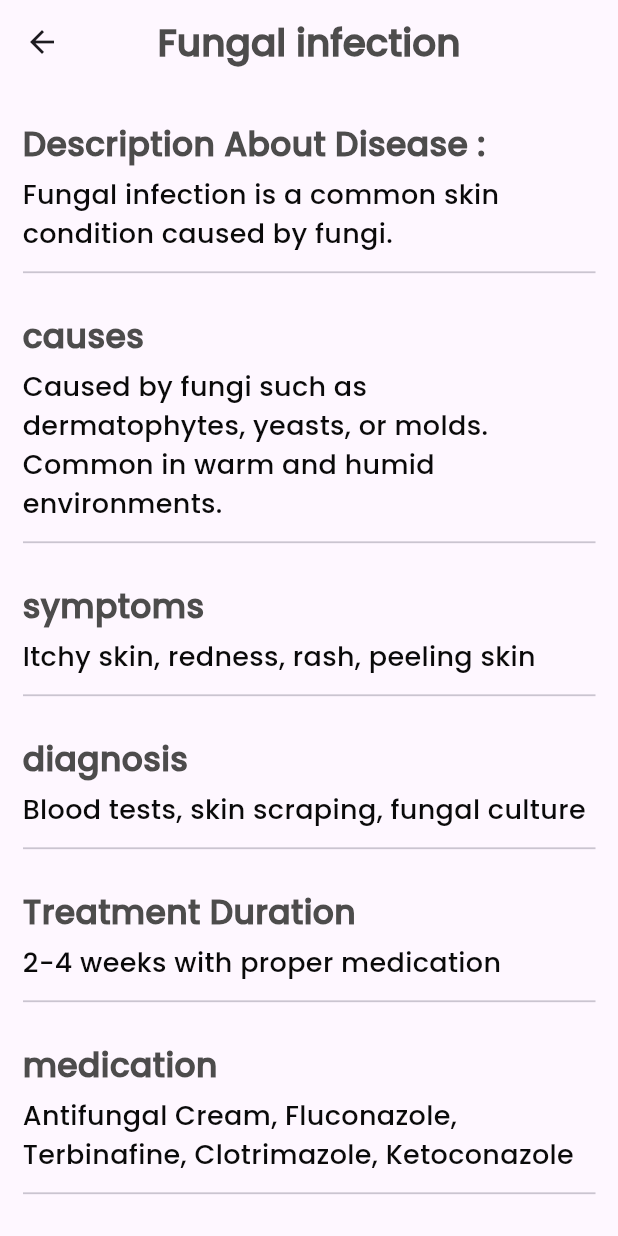
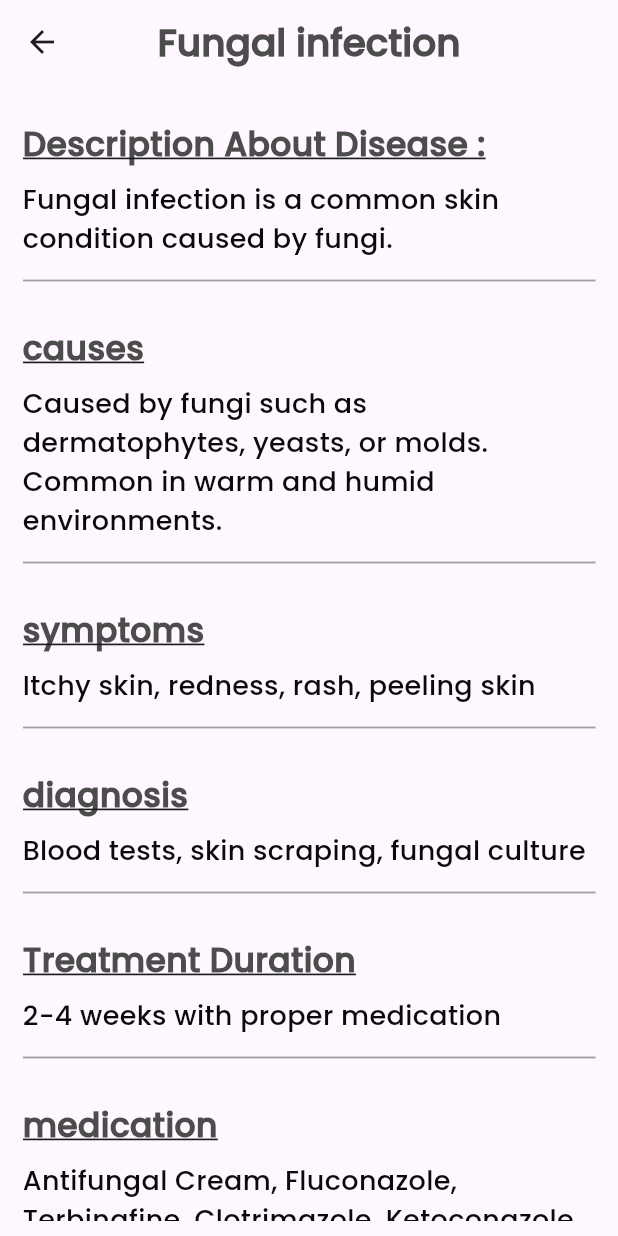
Before and after one commit to AbdelrahmanAddel/ihealth, a Flutter app: the DictionaryView screen opened directly, after a tap on "Fungal infection", on a phone screen of 412 x 824 dp. Run offline on Flutter 3.47's test engine with Material 3 defaults, Android fonts, the phone set to English and light mode, and no system bars; our stand-ins replace bloc, cloud_firestore, dartz, firebase_auth, firebase_core, flutter_bloc and 9 more; missing offline and left inert: cloud_firestore_platform_interface; accounts and stored records are empty.

Commit message:
FIX chat dictionary and dictionary content design

```diff
--- a/lib/feature/chat/presentation/widget/chat_text_form_field.dart
+++ b/lib/feature/chat/presentation/widget/chat_text_form_field.dart
@@ -11,7 +11,6 @@ Widget chatTextFormField({required ChatCubit chatCubit}) {
       return SizedBox(
         height: 60,
         child: TextFormField(
-          maxLines: 3,
           controller: chatCubit.chatFormFieldController,
           style: AppTextStyle.poppins50020.copyWith(fontSize: 14),
           decoration: InputDecoration(
@@ -37,10 +36,7 @@ Widget chatTextFormField({required ChatCubit chatCubit}) {
                       color: AppColors.greenButton,
                     ),
             ),
-
-            // fillColor: AppColors.textFormFieldColor,
             filled: true,
-            hintText: 'Im feeling..',
             hintStyle: AppTextStyle.poppins50020.copyWith(fontSize: 14),
             border: OutlineInputBorder(
               borderSide: BorderSide.none,
--- a/lib/feature/dictionary/presentation/view/dictionary_content.dart
+++ b/lib/feature/dictionary/presentation/view/dictionary_content.dart
@@ -20,10 +20,8 @@ class DictionaryContent extends StatelessWidget {
       body: SafeArea(
         child: Padding(
           padding: const EdgeInsets.symmetric(horizontal: 15.0, vertical: 10),
-          child: SingleChildScrollView(
-            physics: BouncingScrollPhysics(),
-            child: Column(
-              crossAxisAlignment: CrossAxisAlignment.start,
+          child: ListView(
+            physics: const BouncingScrollPhysics(),
             children: [
               sectionTitle(AppStrings.description),
               sectionContent(diseaseInfo[index].description),
@@ -70,6 +68,17 @@ class DictionaryContent extends StatelessWidget {
               sectionTitle(AppStrings.diseaseImage),
               const SizedBox(height: 10),
               Center(
+                child: Container(
+                  decoration: BoxDecoration(
+                    borderRadius: BorderRadius.circular(20),
+                    boxShadow: [
+                      BoxShadow(
+                        color: Colors.black.withOpacity(0.1),
+                        blurRadius: 5,
+                        offset: const Offset(0, 3),
+                      ),
+                    ],
+                  ),
                   child: ClipRRect(
                     borderRadius: BorderRadius.circular(20),
                     child: Image.asset(
@@ -80,8 +89,8 @@ class DictionaryContent extends StatelessWidget {
                     ),
                   ),
                 ),
+              ),
             ],
-            ),
           ),
         ),
       ),
@@ -90,22 +99,29 @@ class DictionaryContent extends StatelessWidget {
 
   Widget sectionTitle(String title) {
     return Padding(
-      padding: const EdgeInsets.only(top: 15, bottom: 5),
-      child: Text(
+      padding: const EdgeInsets.only(top: 15, bottom: 8),
+      child: Row(
+        children: [
+          Text(
             title,
-        style: AppTextStyle.poppins60030.copyWith(fontSize: 22),
+            style: AppTextStyle.poppins60030.copyWith(
+              fontSize: 22,
+              decoration: TextDecoration.underline, // خط تحت العنوان
+            ),
+          ),
+        ],
       ),
     );
   }
 
   Widget sectionContent(String content) {
-    return Text(
+    return SelectableText(
       content,
       style: AppTextStyle.poppins50020.copyWith(fontSize: 18),
     );
   }
 
   Widget divider() {
-    return const Divider(thickness: 1.2, height: 25);
+    return const Divider(thickness: 1.2, height: 30, color: Colors.grey);
   }
 }
--- a/lib/feature/dictionary/presentation/view/widgets/dictionary_list_content.dart
+++ b/lib/feature/dictionary/presentation/view/widgets/dictionary_list_content.dart
@@ -1,30 +1,55 @@
 import 'package:flutter/material.dart';
-import 'package:flutter_svg/svg.dart';
 import 'package:i_health/core/constants/assets.dart';
+
 import 'package:i_health/feature/dictionary/data/disease_info.dart';
 
 import '../../../../../core/constants/app_text_style.dart';
 
 Widget dictionaryListContent({required int index}) {
-  return Column(
-    children: [
-      Container(
-          width: 60,
-          height: 60,
-          decoration: BoxDecoration(
-              borderRadius: BorderRadius.circular(15), color: Colors.green),
-          child: SvgPicture.asset(
-            Assets.assetsImagesDisease,
-            color: Colors.white,
-          )),
-      const SizedBox(
-        height: 5,
+  return Padding(
+    padding: const EdgeInsets.symmetric(horizontal: 15.0),
+    child: Container(
+      width: double.infinity,
+      padding: const EdgeInsets.symmetric(horizontal: 12, vertical: 10),
+      decoration: BoxDecoration(
+        borderRadius: BorderRadius.circular(15),
+        color: Colors.white,
+        boxShadow: [
+          BoxShadow(
+            color: Colors.grey.withOpacity(0.05),
+            blurRadius: 5,
+            offset: const Offset(0, 3),
+          ),
+        ],
       ),
-      Text(
-        diseaseInfo[index].disease,
-        overflow: TextOverflow.ellipsis,
-        style: AppTextStyle.poppins40014.copyWith(color: Colors.black),
-      )
-    ],
+      child: Row(
+        children: [
+          ClipRRect(
+            borderRadius: BorderRadius.circular(10),
+            child: SizedBox(
+              width: 52,
+              height: 52,
+              child: Center(
+                child: Image.asset(
+                  width: 35,
+                  height: 35,
+                  Assets.assetsImagesDictionary,
+                  fit: BoxFit.cover,
+                ),
+              ),
+            ),
+          ),
+          const SizedBox(width: 11),
+          Expanded(
+            child: Text(
+              diseaseInfo[index].disease,
+              overflow: TextOverflow.ellipsis,
+              maxLines: 1,
+              style: AppTextStyle.poppins40014.copyWith(color: Colors.black),
+            ),
+          ),
+        ],
+      ),
+    ),
   );
 }
--- a/lib/feature/dictionary/presentation/view/widgets/dictionary_listview.dart
+++ b/lib/feature/dictionary/presentation/view/widgets/dictionary_listview.dart
@@ -6,15 +6,11 @@ import 'package:i_health/feature/dictionary/presentation/view/dictionary_content
 import 'dictionary_list_content.dart';
 
 Widget dictionaryListView() {
-  return GridView.builder(
+  return ListView.separated(
     physics: const BouncingScrollPhysics(),
     itemCount: diseaseInfo.length,
-      gridDelegate:
-          const SliverGridDelegateWithFixedCrossAxisCount(crossAxisCount: 3),
     itemBuilder: (context, index) {
       return SizedBox(
-          width: 60,
-          height: 60,
         child: GestureDetector(
           onTap: () {
             Navigation.push(
@@ -28,5 +24,11 @@ Widget dictionaryListView() {
           ),
         ),
       );
-      });
+    },
+    separatorBuilder: (BuildContext context, int index) {
+      return const SizedBox(
+        height: 20,
+      );
+    },
+  );
 }
```
Also changed, not shown: lib/core/constants/assets.dart (+8 -0 lines), lib/feature/chat/presentation/sections/chat_bot_container_section.dart (+18 -6 lines), lib/feature/chat/presentation/sections/user_container_section.dart (+21 -10 lines), assest/images/dieases.svg (added), 4 other files. Lines whose indentation alone changed are shown as unchanged.
